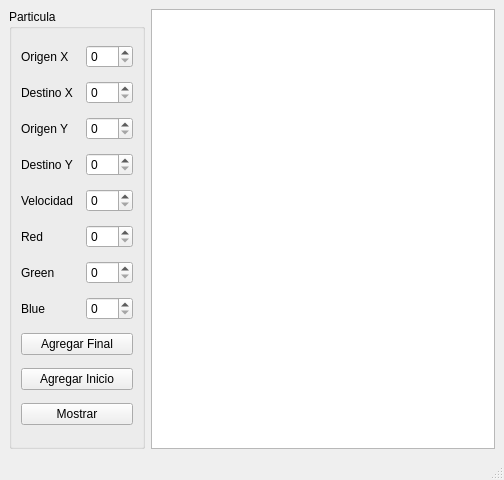
The window that mainwindow.ui (arturos8617/actividad07) describes before a commit, drawn with Qt 5.
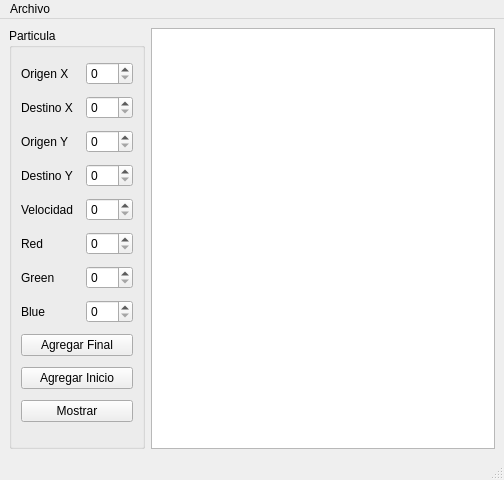
The same window after the commit.

```diff
--- a/mainwindow.ui
+++ b/mainwindow.ui
@@ -163,6 +163,14 @@
      <height>26</height>
     </rect>
    </property>
+   <widget class="QMenu" name="menuArchivo">
+    <property name="title">
+     <string>Archivo</string>
+    </property>
+    <addaction name="actionAbrir"/>
+    <addaction name="actionGuardar"/>
+   </widget>
+   <addaction name="menuArchivo"/>
   </widget>
   <widget class="QStatusBar" name="statusbar"/>
  </widget>
```
Left out of the diff: 16 changed lines with no effect on the pictures.
